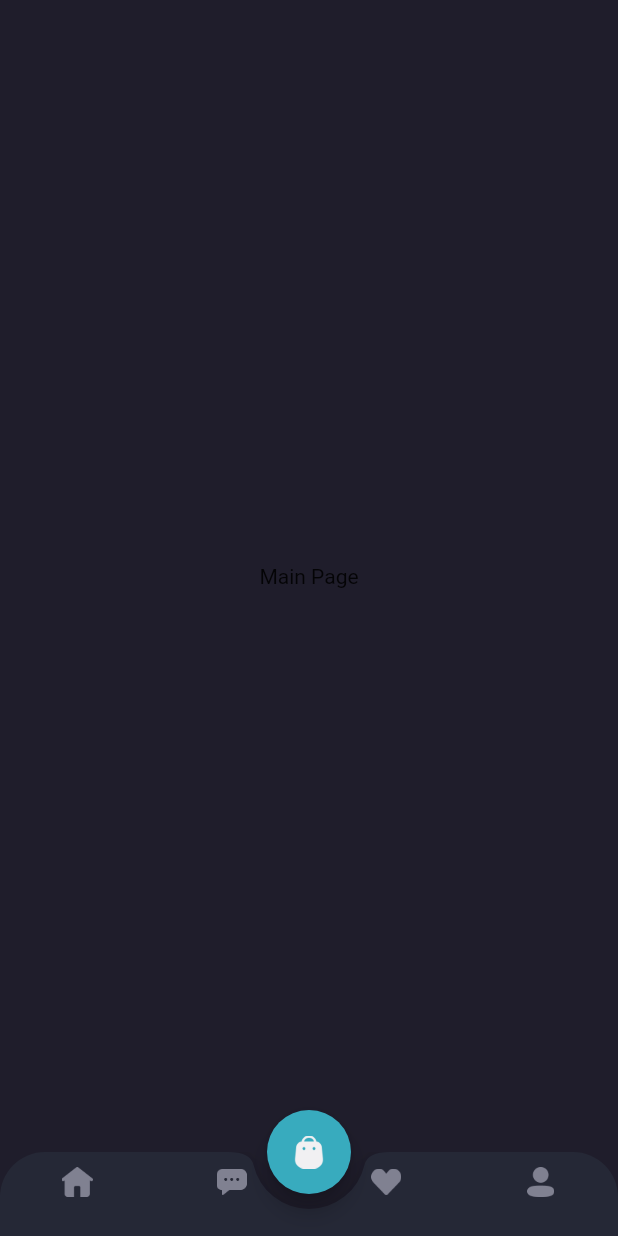
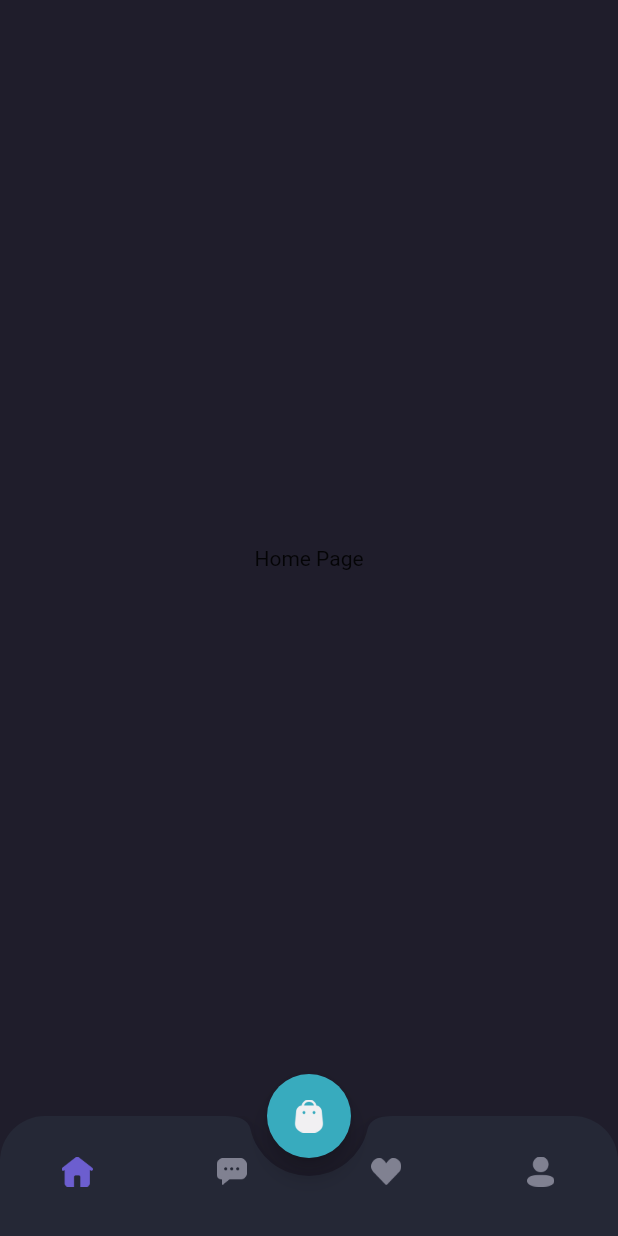
Before and after one commit to darmariduan/shamo-mobile, a Flutter app: the MainPage screen opened by its route, on a phone screen of 412 x 824 dp. Run offline on Flutter 3.47's test engine with Material 3 defaults, Android fonts, the phone set to English and light mode, and no system bars; our stand-ins replace google_fonts.

Commit message:
Menentukan Halaman Main Page

```diff
--- /dev/null
+++ b/lib/pages/home/chat_page.dart
@@ -0,0 +1,12 @@
+import 'package:flutter/material.dart';
+
+class ChatPage extends StatelessWidget {
+  const ChatPage({super.key});
+
+  @override
+  Widget build(BuildContext context) {
+    return const Center(
+      child: Text('Chat Page'),
+    );
+  }
+}
--- /dev/null
+++ b/lib/pages/home/home_page.dart
@@ -0,0 +1,12 @@
+import 'package:flutter/material.dart';
+
+class HomePage extends StatelessWidget {
+  const HomePage({super.key});
+
+  @override
+  Widget build(BuildContext context) {
+    return const Center(
+      child: Text('Home Page'),
+    );
+  }
+}
--- a/lib/pages/home/main_page.dart
+++ b/lib/pages/home/main_page.dart
@@ -1,8 +1,19 @@
 import 'package:flutter/material.dart';
+import 'package:shamo/pages/home/chat_page.dart';
+import 'package:shamo/pages/home/home_page.dart';
+import 'package:shamo/pages/home/profile_page.dart';
+import 'package:shamo/pages/home/wishlist_page.dart';
 import 'package:shamo/theme.dart';
 
-class MainPage extends StatelessWidget {
+class MainPage extends StatefulWidget {
   const MainPage({super.key});
+
+  @override
+  State<MainPage> createState() => _MainPageState();
+}
+
+class _MainPageState extends State<MainPage> {
+  int currentIndex = 0;
 
   @override
   Widget build(BuildContext context) {
@@ -24,37 +35,76 @@
         ),
         child: BottomAppBar(
           shape: const CircularNotchedRectangle(),
-          notchMargin: 10,
+          notchMargin: 12,
           clipBehavior: Clip.antiAliasWithSaveLayer,
           child: BottomNavigationBar(
               backgroundColor: backgroundColor4,
+              currentIndex: currentIndex,
+              onTap: (value) {
+                print(value);
+                setState(() {
+                  currentIndex = value;
+                });
+              },
               type: BottomNavigationBarType.fixed,
               items: [
                 BottomNavigationBarItem(
-                  icon: Image.asset(
+                  icon: Container(
+                    margin: EdgeInsets.only(
+                      top: 20,
+                      bottom: 10,
+                    ),
+                    child: Image.asset(
                       'assets/icon_home.png',
                       width: 21,
+                      color:
+                          currentIndex == 0 ? primaryColor : Color(0xff808191),
+                    ),
                   ),
                   label: '',
                 ),
                 BottomNavigationBarItem(
-                  icon: Image.asset(
+                  icon: Container(
+                    margin: EdgeInsets.only(
+                      top: 20,
+                      bottom: 10,
+                    ),
+                    child: Image.asset(
                       'assets/icon_chat.png',
                       width: 20,
+                      color:
+                          currentIndex == 1 ? primaryColor : Color(0xff808191),
+                    ),
                   ),
                   label: '',
                 ),
                 BottomNavigationBarItem(
-                  icon: Image.asset(
+                  icon: Container(
+                    margin: EdgeInsets.only(
+                      top: 20,
+                      bottom: 10,
+                    ),
+                    child: Image.asset(
                       'assets/icon_wishlist.png',
                       width: 20,
+                      color:
+                          currentIndex == 2 ? primaryColor : Color(0xff808191),
+                    ),
                   ),
                   label: '',
                 ),
                 BottomNavigationBarItem(
-                  icon: Image.asset(
+                  icon: Container(
+                    margin: EdgeInsets.only(
+                      top: 20,
+                      bottom: 10,
+                    ),
+                    child: Image.asset(
                       'assets/icon_profile.png',
                       width: 18,
+                      color:
+                          currentIndex == 3 ? primaryColor : Color(0xff808191),
+                    ),
                   ),
                   label: '',
                 ),
@@ -63,14 +113,32 @@
       );
     }
 
+    Widget body() {
+      switch (currentIndex) {
+        case 0:
+          return HomePage();
+          break;
+        case 1:
+          return ChatPage();
+          break;
+        case 2:
+          return WishlistPage();
+          break;
+        case 3:
+          return ProfilePage();
+          break;
+
+        default:
+          return HomePage();
+      }
+    }
+
     return Scaffold(
       backgroundColor: backgroundColor1,
       floatingActionButton: cartButton(),
       floatingActionButtonLocation: FloatingActionButtonLocation.centerDocked,
       bottomNavigationBar: customBottomNav(),
-      body: const Center(
-        child: Text('Main Page'),
-      ),
+      body: body(),
     );
   }
 }
--- /dev/null
+++ b/lib/pages/home/profile_page.dart
@@ -0,0 +1,12 @@
+import 'package:flutter/material.dart';
+
+class ProfilePage extends StatelessWidget {
+  const ProfilePage({super.key});
+
+  @override
+  Widget build(BuildContext context) {
+    return const Center(
+      child: Text('Profile Page'),
+    );
+  }
+}
--- /dev/null
+++ b/lib/pages/home/wishlist_page.dart
@@ -0,0 +1,12 @@
+import 'package:flutter/material.dart';
+
+class WishlistPage extends StatelessWidget {
+  const WishlistPage({super.key});
+
+  @override
+  Widget build(BuildContext context) {
+    return const Center(
+      child: Text('Wishlist Page'),
+    );
+  }
+}
```
Lines whose indentation alone changed are shown as unchanged.
